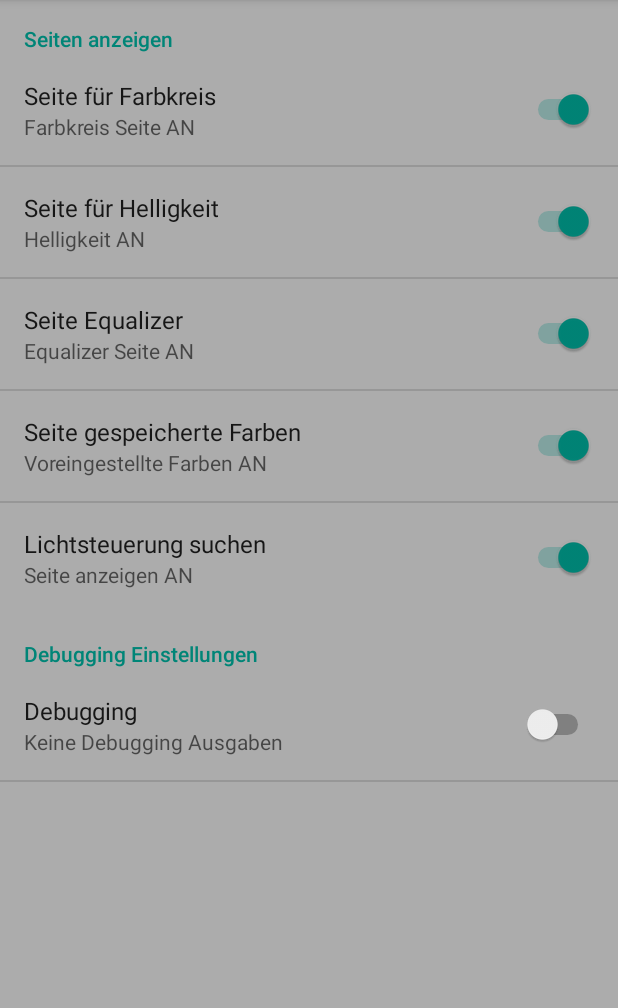
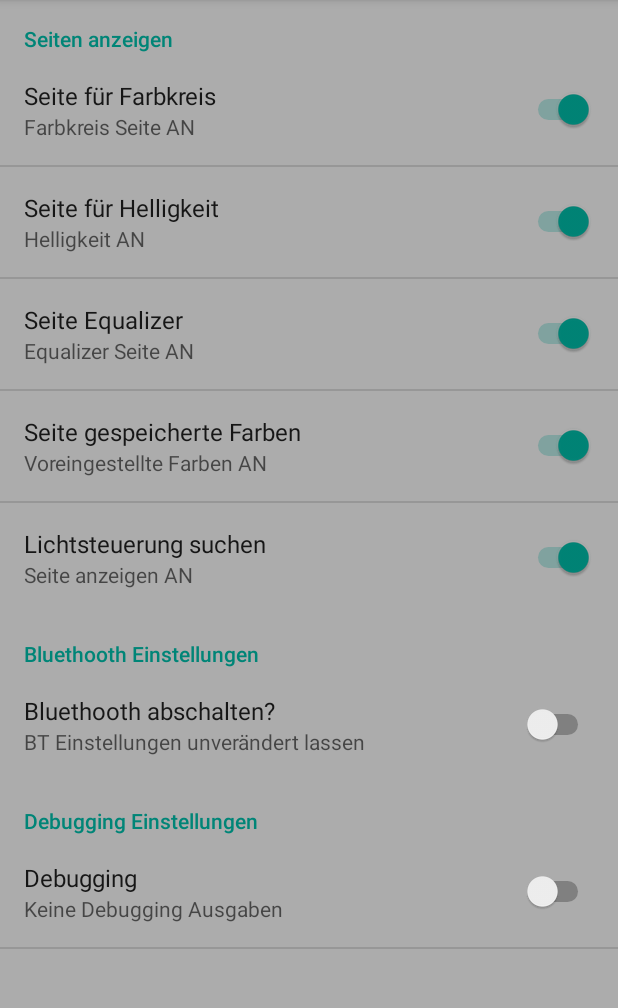
Before and after one commit to rubal501/BluethoothLE-homeLight, an Android app: the fragment SystemPreferencesFragment shown on its own in the app's theme, on a phone screen of 412 x 824 dp, the part 84-1092 px from its top. Run offline under Robolectric (Android 15) with nearby library versions, the phone set to English and light mode, and no system bars; 1 statement that could not run was skipped.

Commit message:
Einstellung "bt beim beenden abschalten" zugefügt

```diff
--- a/ANDROID/btLeHomeLightApp/src/main/res/values/strings.xml
+++ b/ANDROID/btLeHomeLightApp/src/main/res/values/strings.xml
@@ -3,8 +3,17 @@
   <string name="app_header">Lichtsteuerung</string>
   <string name="app_dummy_text">dummy</string>
 
+  <!-- MainApp Strings -->
   <string name="main_btle_not_supported">Bluethooth LE nicht unterstützt!</string>
   <string name="main_modul_pause">Pause im Modul umschalten</string>
+
+  <!-- Toasts in der App -->
+  <string name="toast_exit">Beende APP...</string>
+
+  <!-- Dialog EXIT -->
+  <string name="dialog_sure_exit">App wirklich beenden?</string>
+  <string name="dialog_exit_button">BEENDEN</string>
+  <string name="dialog_cancel_button">ABBRUCH</string>
 
   <string name="nav_title">Funktionsmenü</string>
   <string name="nav_mail">dirk_marciniak@online.de</string>
@@ -51,6 +60,7 @@
   <!-- System Einstellungen Keys NICHT LOKALISIEREN! -->
   <string name="pref_sys_cat_direct_control">keySystemDirectControlCat</string>
   <string name="pref_sys_cat_on_connect">keySystemOnConnectCat</string>
+  <string name="pref_sys_cat_bt_props">keySystemBTCat</string>
   <string name="pref_sys_cat_debugging">keySystemDebuggingCat</string>
   <string name="pref_sys_showpage_direct">keySystemDirectControlSwitch</string>
   <string name="pref_sys_showpage_discovering">keySystemDiscoverSwitch</string>
@@ -62,6 +72,7 @@
   <string name="pref_sys_lastConnectedDeviceAddr">keySystemLastConnectedDeviceAddr</string>
   <string name="pref_sys_lastConnectedDeviceName">keySystemLastConnectedDeviceName</string>
   <string name="pref_sys_autoReconnect">keySystemAutoReconnect</string>
+  <string name="pref_sys_disableBTonEXIT">keySystemDisableBTOnExit</string>
 
   <!-- Programmeinstellungen -->
   <string name="pref_sys_headline">Programmeinstellungen</string>
@@ -97,6 +108,14 @@
   <string name="pref_sys_pages_predef_summary_off">Voreingestellte Farben AUS</string>
   <string name="pref_sys_pages_predef_switch_on">zeigen</string>
   <string name="pref_sys_pages_predef_switch_off">vergbergen</string>
+  <!-- cat Bluethooth-Device -->
+  <string name="pref_sys_cat_bt">Bluethooth Einstellungen</string>
+  <string name="pref_sys_disableBT_header">Bluethooth abschalten?</string>
+  <string name="pref_sys_disableBT_summary_off">BT Einstellungen unverändert lassen</string>
+  <string name="pref_sys_disableBT_summary_on">BT beim Beenden abschalten</string>
+  <string name="pref_sys_disableBT_switch_on">BT schalten</string>
+  <string name="pref_sys_disableBT_switch_off">BT lassen</string>
+
   <!-- cat Einstellunge fürs debugging -->
   <string name="pref_sys_debugging">Debugging Einstellungen</string>
   <string name="pref_sys_debugging_header">Debugging</string>
--- a/ANDROID/btLeHomeLightApp/src/main/res/xml/system_prop.xml
+++ b/ANDROID/btLeHomeLightApp/src/main/res/xml/system_prop.xml
@@ -80,6 +80,21 @@
 
   </PreferenceCategory>
 
+
+  <PreferenceCategory
+      android:key="@string/pref_sys_cat_bt_props"
+      android:title="@string/pref_sys_cat_bt">
+
+    <SwitchPreference
+        android:defaultValue="false"
+        android:key="@string/pref_sys_disableBTonEXIT"
+        android:summaryOff="@string/pref_sys_disableBT_summary_off"
+        android:summaryOn="@string/pref_sys_disableBT_summary_on"
+        android:switchTextOff="@string/pref_sys_disableBT_switch_off"
+        android:switchTextOn="@string/pref_sys_disableBT_switch_on"
+        android:title="@string/pref_sys_disableBT_header"/>
+  </PreferenceCategory>
+
   <PreferenceCategory
       android:key="@string/pref_sys_cat_debugging"
       android:title="@string/pref_sys_debugging">
```
